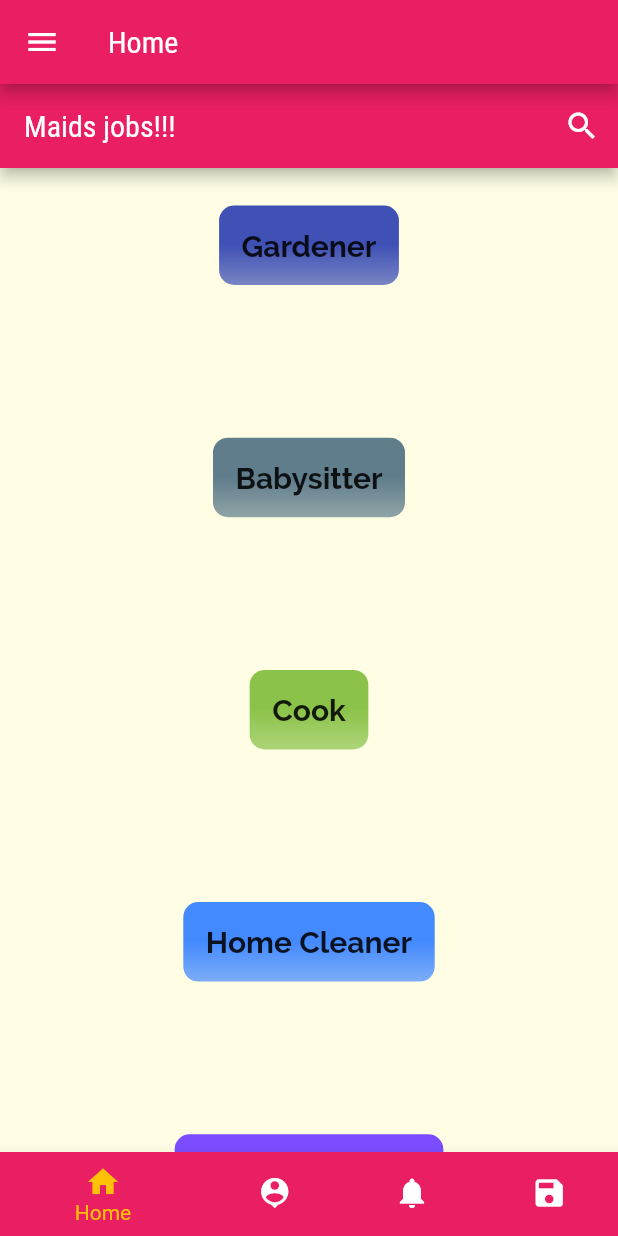
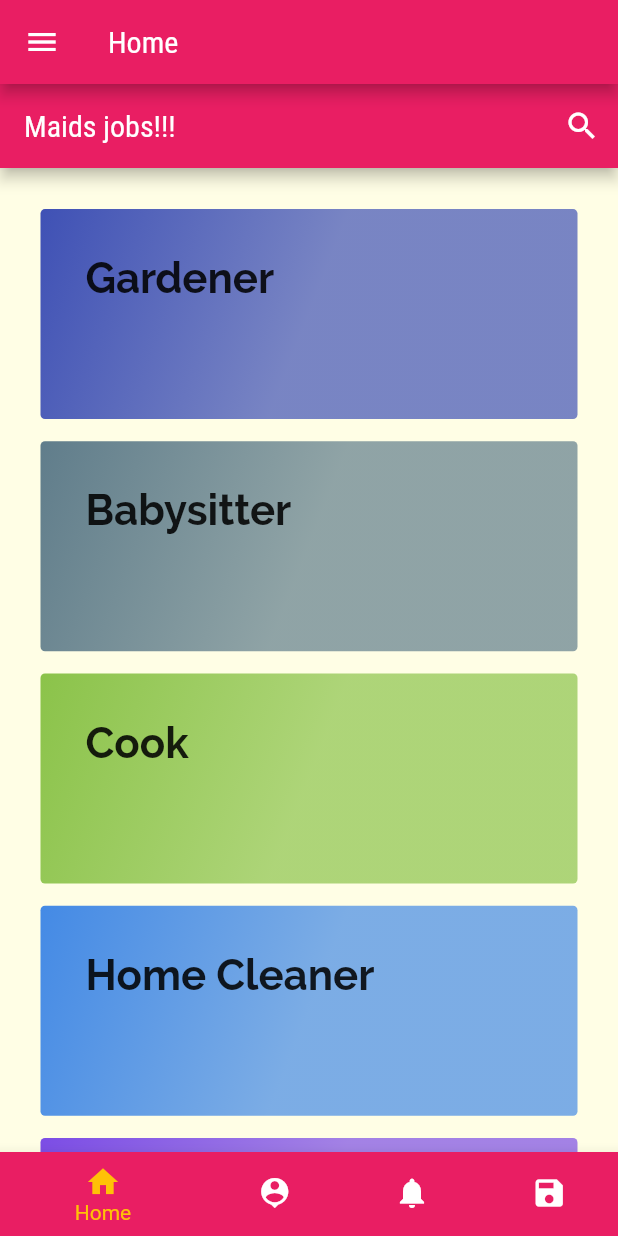
Before and after one commit to vaishnavi-tech/get_maid, a Flutter app: the screen it shows after launch, on a phone screen of 412 x 824 dp. Run offline on Flutter 3.47's test engine with Material 2 defaults, Android fonts, the phone set to English and light mode, and no system bars.

Commit message:
problem solved

```diff
--- a/lib/screens/categories_screen.dart
+++ b/lib/screens/categories_screen.dart
@@ -14,15 +14,18 @@ class CategoriesScreen extends StatelessWidget {
         title: Text('Maids jobs!!!'),
         actions: <Widget>[
           IconButton(
+
               icon: Icon(Icons.search),
             onPressed: () {},
 
           )
         ],
       ),
-      body: GridView(
+      body:Container(
+
+        child :GridView(
+
           padding:  const EdgeInsets.all(25),
-
           children: DUMMY_CATEGORIES.map((
               catData) => CategoryItem(
             catData.id,
@@ -32,13 +35,13 @@ class CategoriesScreen extends StatelessWidget {
           ))
               .toList(),
           gridDelegate:SliverGridDelegateWithMaxCrossAxisExtent(
-            maxCrossAxisExtent: 500,
+            maxCrossAxisExtent: 800,
             childAspectRatio: 5/2,
             crossAxisSpacing: 10,
             mainAxisSpacing: 10,
           )
 
-    ),
+      ),)
     );
 
 
--- a/lib/screens/user_login.dart
+++ b/lib/screens/user_login.dart
@@ -170,7 +170,8 @@ class _AuthCardState extends State<AuthCard>{
                     // ignore: missing_return
                     if(value.isEmpty || value.length <5){
 
-                      return ('Password is too Short!');
+                      // ignore: missing_return
+                      return "Password is too Short!";
                     }
                   },
                   onSaved: (value){
--- a/lib/widgets/category_item.dart
+++ b/lib/widgets/category_item.dart
@@ -28,29 +28,40 @@ class CategoryItem extends StatelessWidget {
       splashColor: Theme.of(context).primaryColor,
       borderRadius: BorderRadius.circular(15),
       child: Column(
-      children:<Widget> [
+        mainAxisAlignment: MainAxisAlignment.center,
+       crossAxisAlignment: CrossAxisAlignment.center,
+
+       children:<Widget> [
             Container(
-             padding: const EdgeInsets.all(15),
+
+              margin: EdgeInsets.all(2),
+              width: 400,
+              height:140 ,
+             padding: const EdgeInsets.all(30),
              child:
              Text(
               title,
               style: TextStyle(
-            fontSize: 20.0,
-            fontWeight: FontWeight.bold,
+            fontSize: 28.0,
+            fontWeight: FontWeight.w600,
             fontFamily: 'Raleway'
           ),
             ),
         decoration: BoxDecoration(
-          //border: BoxBorder(Colors.black),
+         //border: BoxBorder(Colors.black),
         gradient: LinearGradient(
         colors:[
           color.withOpacity(0.7),
          color,
          ],
-         begin: Alignment.bottomCenter,
-         end: Alignment.center ,
+         begin: Alignment.center,
+         end: Alignment.topLeft,
           ),
-          borderRadius: BorderRadius.circular(10),
+          borderRadius: BorderRadius.circular(3),
+          shape: BoxShape.rectangle,
+          color: Colors.black,
+          backgroundBlendMode: BlendMode.darken,
+
          ),
             ),
         //ButtonBar(
--- a/lib/widgets/maids/maid_card.dart
+++ b/lib/widgets/maids/maid_card.dart
@@ -18,7 +18,7 @@ class MaidCard extends StatelessWidget {
             alignment: MainAxisAlignment.center,
             children: <Widget>[
               IconButton(
-                iconSize: 20.0,
+                iconSize: 50.0,
                 color: Theme.of(context).accentColor,
                 icon: Icon(
                     Icons.info),
```
Also changed, not shown: lib/screens/profile_screen.dart (+18 -2 lines), lib/widgets/ui_elements/title_default.dart (+17 -6 lines). Lines whose indentation alone changed are shown as unchanged.
